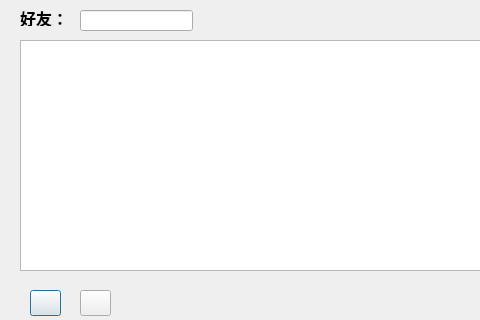
Before: the Qt Designer form chat.ui in xiewenhui777/BJUT_Cloud_Music, drawn with Qt 5; both pictures show x 0 to 480 and y 0 to 320 of the 772 by 500 pixel window.
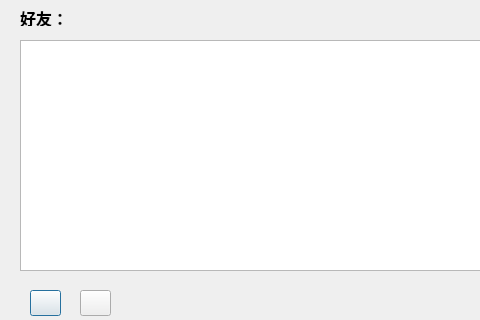
After: the same form once the commit is applied. Icons and pictures are not drawn.

The edit to the form file:
```diff
--- a/chat.ui
+++ b/chat.ui
@@ -104,15 +104,18 @@
     <string>好友：</string>
    </property>
   </widget>
-  <widget class="QLineEdit" name="lineEdit">
+  <widget class="QLabel" name="friendname">
    <property name="geometry">
     <rect>
      <x>80</x>
      <y>10</y>
-     <width>113</width>
-     <height>21</height>
+     <width>81</width>
+     <height>16</height>
     </rect>
    </property>
+   <property name="text">
+    <string/>
+   </property>
   </widget>
  </widget>
  <resources/>
```
